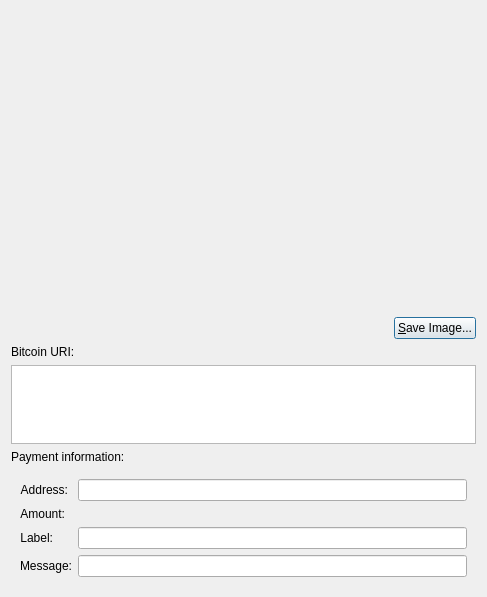
raffermeko/bitcoin, file src/qt/forms/receiverequestdialog.ui: the form before one commit.
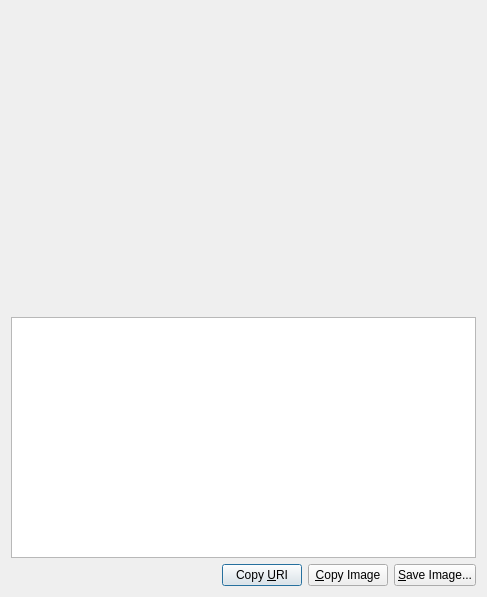
The form after the commit. Custom widgets are drawn as their Qt base class.

Commit message:
qt: show payment information in one text area
Simplifies the dialog (makes it look less crowded) as well
as the code and makes it possible to copy multiple fields at once.
Also format bitcoin URI as URI, add copy button for URI.

Patch:
```diff
--- a/src/qt/forms/receiverequestdialog.ui
+++ b/src/qt/forms/receiverequestdialog.ui
@@ -39,6 +39,28 @@
      </property>
     </widget>
    </item>
+   <item>
+    <widget class="QTextEdit" name="outUri">
+     <property name="sizePolicy">
+      <sizepolicy hsizetype="Expanding" vsizetype="Expanding">
+       <horstretch>0</horstretch>
+       <verstretch>0</verstretch>
+      </sizepolicy>
+     </property>
+     <property name="minimumSize">
+      <size>
+       <width>0</width>
+       <height>50</height>
+      </size>
+     </property>
+     <property name="tabChangesFocus">
+      <bool>true</bool>
+     </property>
+     <property name="textInteractionFlags">
+      <set>Qt::TextSelectableByKeyboard|Qt::TextSelectableByMouse</set>
+     </property>
+    </widget>
+   </item>
    <item>
     <layout class="QHBoxLayout" name="horizontalLayout">
      <item>
@@ -54,6 +76,20 @@
        </property>
       </spacer>
      </item>
+     <item>
+      <widget class="QPushButton" name="btnCopyURI">
+       <property name="text">
+        <string>Copy &amp;URI</string>
+       </property>
+      </widget>
+     </item>
+     <item>
+      <widget class="QPushButton" name="btnCopyImage">
+       <property name="text">
+        <string>&amp;Copy Image</string>
+       </property>
+      </widget>
+     </item>
      <item>
       <widget class="QPushButton" name="btnSaveAs">
        <property name="text">
@@ -63,176 +99,9 @@
      </item>
     </layout>
    </item>
-   <item>
-    <widget class="QLabel" name="label">
-     <property name="text">
-      <string>Bitcoin URI:</string>
-     </property>
-    </widget>
-   </item>
-   <item>
-    <widget class="QPlainTextEdit" name="outUri">
-     <property name="sizePolicy">
-      <sizepolicy hsizetype="Expanding" vsizetype="Minimum">
-       <horstretch>0</horstretch>
-       <verstretch>0</verstretch>
-      </sizepolicy>
-     </property>
-     <property name="minimumSize">
-      <size>
-       <width>0</width>
-       <height>50</height>
-      </size>
-     </property>
-     <property name="tabChangesFocus">
-      <bool>true</bool>
-     </property>
-     <property name="textInteractionFlags">
-      <set>Qt::TextSelectableByKeyboard|Qt::TextSelectableByMouse</set>
-     </property>
-    </widget>
-   </item>
-   <item>
-    <widget class="QLabel" name="label_2">
-     <property name="text">
-      <string>Payment information:</string>
-     </property>
-    </widget>
-   </item>
-   <item>
-    <widget class="QWidget" name="widget" native="true">
-     <layout class="QVBoxLayout" name="verticalLayout_2">
-      <item>
-       <layout class="QFormLayout" name="formLayout">
-        <property name="fieldGrowthPolicy">
-         <enum>QFormLayout::AllNonFixedFieldsGrow</enum>
-        </property>
-        <item row="2" column="0">
-         <widget class="QLabel" name="lblLabel">
-          <property name="text">
-           <string>Label:</string>
-          </property>
-          <property name="textFormat">
-           <enum>Qt::PlainText</enum>
-          </property>
-          <property name="alignment">
-           <set>Qt::AlignRight|Qt::AlignTrailing|Qt::AlignVCenter</set>
-          </property>
-          <property name="buddy">
-           <cstring>lnLabel</cstring>
-          </property>
-         </widget>
-        </item>
-        <item row="2" column="1">
-         <widget class="QLineEdit" name="lnLabel">
-          <property name="enabled">
-           <bool>true</bool>
-          </property>
-          <property name="readOnly">
-           <bool>true</bool>
-          </property>
-         </widget>
-        </item>
-        <item row="3" column="0">
-         <widget class="QLabel" name="lblMessage">
-          <property name="text">
-           <string>Message:</string>
-          </property>
-          <property name="textFormat">
-           <enum>Qt::PlainText</enum>
-          </property>
-          <property name="alignment">
-           <set>Qt::AlignRight|Qt::AlignTrailing|Qt::AlignVCenter</set>
-          </property>
-          <property name="buddy">
-           <cstring>lnMessage</cstring>
-          </property>
-         </widget>
-        </item>
-        <item row="3" column="1">
-         <widget class="QLineEdit" name="lnMessage">
-          <property name="enabled">
-           <bool>true</bool>
-          </property>
-          <property name="readOnly">
-           <bool>true</bool>
-          </property>
-         </widget>
-        </item>
-        <item row="1" column="0">
-         <widget class="QLabel" name="lblAmount">
-          <property name="sizePolicy">
-           <sizepolicy hsizetype="Preferred" vsizetype="Maximum">
-            <horstretch>0</horstretch>
-            <verstretch>0</verstretch>
-           </sizepolicy>
-          </property>
-          <property name="text">
-           <string>Amount:</string>
-          </property>
-          <property name="textFormat">
-           <enum>Qt::PlainText</enum>
-          </property>
-          <property name="alignment">
-           <set>Qt::AlignRight|Qt::AlignTrailing|Qt::AlignVCenter</set>
-          </property>
-          <property name="buddy">
-           <cstring>lnReqAmount</cstring>
-          </property>
-         </widget>
-        </item>
-        <item row="1" column="1">
-         <widget class="BitcoinAmountField" name="lnReqAmount" native="true">
-          <property name="enabled">
-           <bool>true</bool>
-          </property>
-          <property name="minimumSize">
-           <size>
-            <width>80</width>
-            <height>0</height>
-           </size>
-          </property>
-          <property name="readOnly" stdset="0">
-           <bool>true</bool>
-          </property>
-         </widget>
-        </item>
-        <item row="0" column="0">
-         <widget class="QLabel" name="label_3">
-          <property name="text">
-           <string>Address:</string>
-          </property>
-          <property name="textFormat">
-           <enum>Qt::PlainText</enum>
-          </property>
-          <property name="alignment">
-           <set>Qt::AlignRight|Qt::AlignTrailing|Qt::AlignVCenter</set>
-          </property>
-          <property name="buddy">
-           <cstring>reqAddress</cstring>
-          </property>
-         </widget>
-        </item>
-        <item row="0" column="1">
-         <widget class="QLineEdit" name="lnAddress">
-          <property name="readOnly">
-           <bool>true</bool>
-          </property>
-         </widget>
-        </item>
-       </layout>
-      </item>
-     </layout>
-    </widget>
-   </item>
   </layout>
  </widget>
  <customwidgets>
-  <customwidget>
-   <class>BitcoinAmountField</class>
-   <extends>QWidget</extends>
-   <header>bitcoinamountfield.h</header>
-  </customwidget>
   <customwidget>
    <class>QRImageWidget</class>
    <extends>QLabel</extends>
```
Left out of the diff: 2 changed lines with no effect on the pictures. The commit also changes 3 other files.
